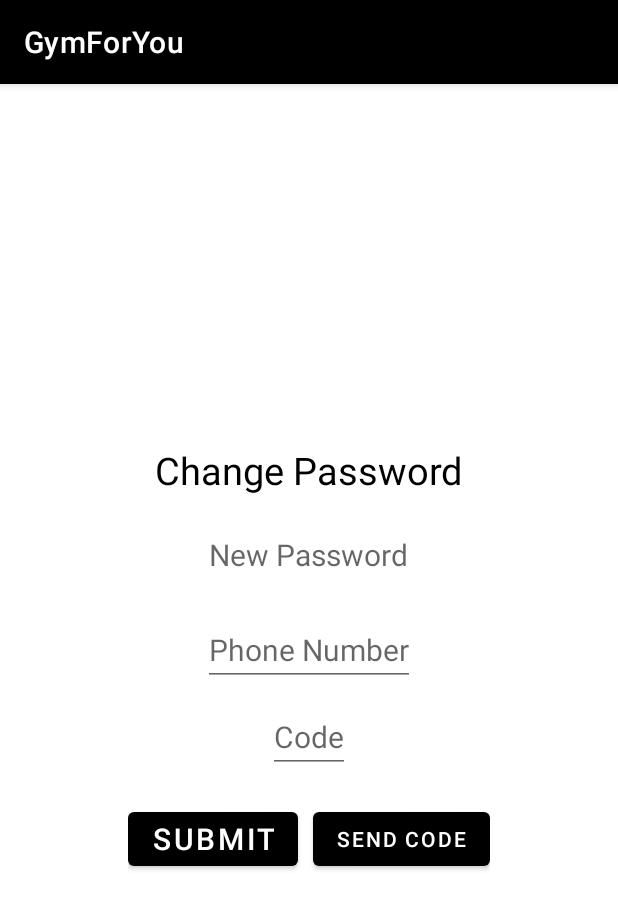
After one commit to ofirm7/GymForYou, an Android app: the ChangePasswordActivity screen opened directly, with no data from a screen before it, on a phone screen of 412 x 824 dp. The commit adds this screen. Shown: the top 909 px of the screen. Run offline under Robolectric (Android 15) with nearby library versions, the phone set to English and light mode, and no system bars.

Commit message:
forgot Password

```diff
--- a/app/src/main/AndroidManifest.xml
+++ b/app/src/main/AndroidManifest.xml
@@ -1,6 +1,7 @@
 <?xml version="1.0" encoding="utf-8"?>
 <manifest xmlns:android="http://schemas.android.com/apk/res/android"
     package="com.example.gymforyou">
+    <uses-permission android:name="android.permission.SEND_SMS" />
 
     <application
         android:allowBackup="true"
@@ -9,9 +10,10 @@
         android:roundIcon="@mipmap/ic_launcher_round"
         android:supportsRtl="true"
         android:theme="@style/Theme.GymForYou">
-        <activity android:name=".TrainingPlanPageActivity"></activity>
+        <activity android:name=".ChangePasswordActivity"></activity>
+        <activity android:name=".TrainingPlanPageActivity" />
         <activity android:name=".TrainingPlansListActivity" />
-        <activity android:name=".BroadcastAlert"/>
+        <activity android:name=".BroadcastAlert" />
         <activity android:name=".UsersListActivity" />
         <activity android:name=".ExerciseActivity" />
         <activity android:name=".MusclesListActivity" />
@@ -33,13 +35,12 @@
             </intent-filter>
         </receiver>
     </application>
+
     <uses-feature
         android:name="android.hardware.camera"
         android:required="true" />
+    <uses-permission android:name="android.permission.ACCESS_NETWORK_STATE" />
 
     <uses-permission android:name="android.permission.READ_EXTERNAL_STORAGE" />
 
-    <uses-permission android:name="android.permission.ACCESS_NETWORK_STATE" />
-
-
 </manifest>
--- /dev/null
+++ b/app/src/main/java/com/example/gymforyou/ChangePasswordActivity.java
@@ -0,0 +1,68 @@
+package com.example.gymforyou;
+
+import androidx.appcompat.app.AppCompatActivity;
+import androidx.core.app.ActivityCompat;
+
+import android.Manifest;
+import android.content.Context;
+import android.os.Bundle;
+import android.telephony.SmsManager;
+import android.telephony.TelephonyManager;
+import android.view.View;
+import android.widget.Button;
+import android.widget.EditText;
+
+import java.util.Random;
+
+public class ChangePasswordActivity extends AppCompatActivity implements View.OnClickListener {
+
+    SharedPref sharedPref;
+    int code = 0;
+    Random random=new Random();
+
+    Button sendCodeBT;
+    EditText etPhoneNumber;
+    String[] permissions = {
+
+            Manifest.permission.READ_SMS,
+            Manifest.permission.SEND_SMS
+    };
+    @Override
+    protected void onCreate(Bundle savedInstanceState) {
+        sharedPref = new SharedPref(this);
+        super.onCreate(savedInstanceState);
+        setContentView(R.layout.activity_change_password);
+        ActivityCompat.requestPermissions(this, permissions, 0);
+        sendCodeBT = findViewById(R.id.sendCodeBT);
+        etPhoneNumber = findViewById(R.id.etPhoneNumber);
+
+        sendCodeBT.setOnClickListener(this);
+    }
+
+    @Override
+    public void onClick(View view) {
+        if (view == sendCodeBT)
+        {
+            sendCodeFunc();
+        }
+    }
+
+    public void sendCodeFunc()
+    {
+        Random random=new Random();
+        code=random.nextInt(999999);
+        while (code<100000)
+        {
+            code=random.nextInt(999999);
+        }
+        TelephonyManager telephony = (TelephonyManager) this.getSystemService(Context.TELEPHONY_SERVICE);
+        String number = etPhoneNumber.getText().toString();
+        SmsManager sms = SmsManager.getDefault();
+        try {
+            sms.sendTextMessage(number, null, "(GymForYou) Your code:"+code, null, null);
+        } catch (Exception e) {
+
+        }
+    }
+
+}
--- a/app/src/main/java/com/example/gymforyou/LoginPage.java
+++ b/app/src/main/java/com/example/gymforyou/LoginPage.java
@@ -18,7 +18,7 @@ import java.io.IOException;
 
 public class LoginPage extends AppCompatActivity implements View.OnClickListener {
 
-    Button submit;
+    Button submit, forgotPasswordBT;
     EditText usernameOrEmail, pass;
     SharedPref sharedPref;
 
@@ -31,9 +31,11 @@ public class LoginPage extends AppCompatActivity implements View.OnClickListener
 
         sharedPref = new SharedPref(this);
         submit = findViewById(R.id.submitLogin);
+        forgotPasswordBT = findViewById(R.id.forgotMyPasswordLogin);
         usernameOrEmail = findViewById(R.id.emailOrUsernameLogin);
         pass = findViewById(R.id.passwordLogin);
         submit.setOnClickListener(this);
+        forgotPasswordBT.setOnClickListener(this);
 
     }
 
@@ -121,6 +123,12 @@ public class LoginPage extends AppCompatActivity implements View.OnClickListener
                 }
             }
         }
+        else if (view == forgotPasswordBT)
+        {
+            Intent i = new Intent(getApplicationContext(), ChangePasswordActivity.class);
+            startActivity(i);
+            finish();
+        }
     }
 
 
--- a/app/src/main/java/com/example/gymforyou/SharedPref.java
+++ b/app/src/main/java/com/example/gymforyou/SharedPref.java
@@ -20,6 +20,10 @@ public class SharedPref {
     public String GetUsername() {
         String user = mySharedPrefrences.getString("username", "YouRGuest");
         return user;
+    }
+
+    public String GetPhoneNumber() {
+        return mySharedPrefrences.getString("phoneNumber", "YouRGuest");
     }
 
     public void UpdateAdmin()
--- /dev/null
+++ b/app/src/main/res/layout/activity_change_password.xml
@@ -0,0 +1,74 @@
+<?xml version="1.0" encoding="utf-8"?>
+<LinearLayout xmlns:android="http://schemas.android.com/apk/res/android"
+    xmlns:app="http://schemas.android.com/apk/res-auto"
+    xmlns:tools="http://schemas.android.com/tools"
+    android:layout_width="match_parent"
+    android:layout_height="match_parent"
+    android:layout_gravity="center"
+    android:gravity="center"
+    android:orientation="vertical"
+    tools:context=".ChangePasswordActivity">
+
+    <TextView
+        android:layout_width="wrap_content"
+        android:layout_height="wrap_content"
+        android:layout_gravity="center"
+        android:text="Change Password"
+        android:textColor="@color/black"
+        android:textSize="25dp" />
+
+    <EditText
+        android:layout_width="wrap_content"
+        android:layout_height="wrap_content"
+        android:layout_gravity="center"
+        android:layout_marginTop="15dp"
+        android:hint="New Password"
+        android:inputType="textPassword"
+        android:textColor="@color/black"
+        android:textSize="20dp" />
+
+    <EditText
+        android:id="@+id/etPhoneNumber"
+        android:layout_width="wrap_content"
+        android:layout_height="wrap_content"
+        android:layout_gravity="center"
+        android:layout_marginTop="15dp"
+        android:hint="Phone Number"
+        android:textColor="@color/black"
+        android:textSize="20dp" />
+
+    <EditText
+        android:layout_width="wrap_content"
+        android:layout_height="wrap_content"
+        android:layout_gravity="center"
+        android:hint="Code"
+        android:layout_marginTop="10dp"
+        android:textColor="@color/black"
+        android:textSize="20dp" />
+
+    <LinearLayout
+        android:layout_width="wrap_content"
+        android:layout_height="wrap_content"
+        android:orientation="horizontal"
+        android:layout_marginTop="20dp"
+        >
+
+        <Button
+            android:layout_width="wrap_content"
+            android:layout_height="wrap_content"
+            android:layout_gravity="center"
+            android:text="Submit"
+            android:textColor="@color/white"
+            android:textSize="20dp" />
+
+        <Button
+            android:id="@+id/sendCodeBT"
+            android:layout_width="wrap_content"
+            android:layout_height="wrap_content"
+            android:layout_marginLeft="10dp"
+            android:text="Send Code"
+            />
+
+    </LinearLayout>
+
+</LinearLayout>
```
